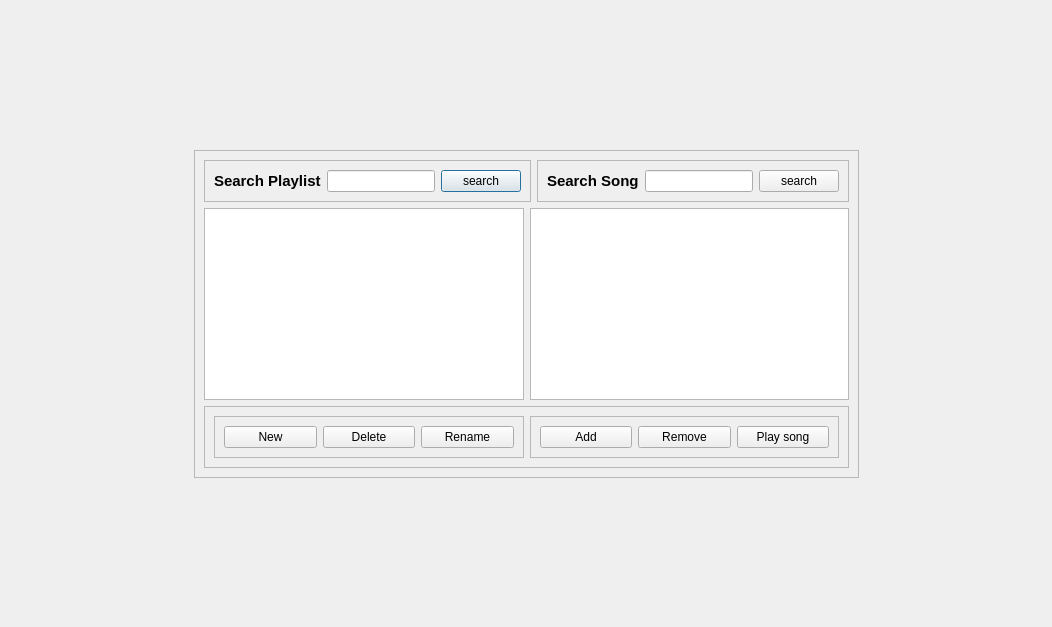
Avesta85/JukeBox, file ui/playlistmanagmentdialog.ui: the form before one commit.
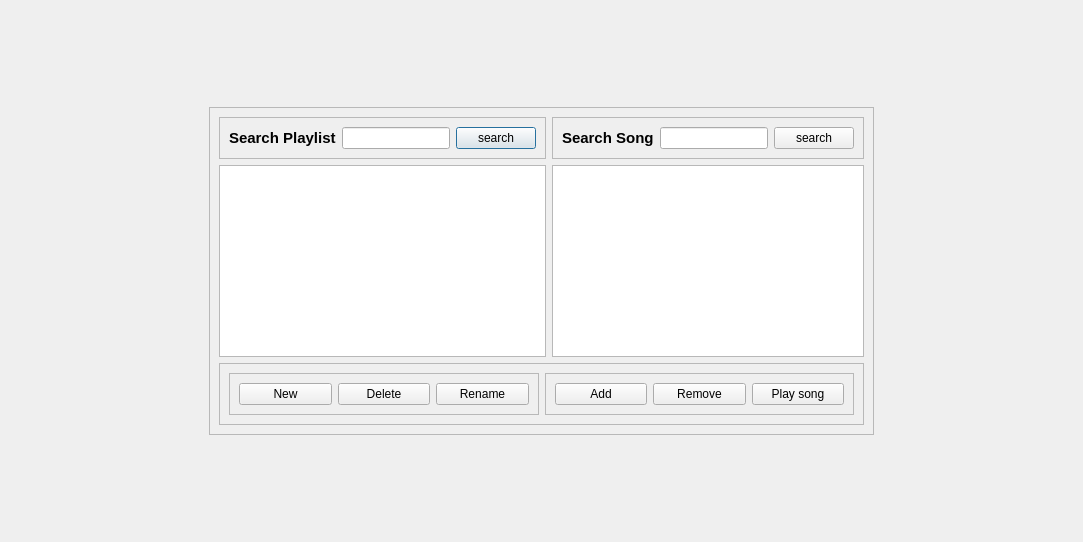
The form after the commit.

```diff
--- a/ui/playlistmanagmentdialog.ui
+++ b/ui/playlistmanagmentdialog.ui
@@ -6,8 +6,8 @@
    <rect>
     <x>0</x>
     <y>0</y>
-    <width>1052</width>
-    <height>627</height>
+    <width>1083</width>
+    <height>542</height>
    </rect>
   </property>
   <property name="windowTitle">
@@ -62,11 +62,13 @@
       <enum>QFrame::Shadow::Raised</enum>
      </property>
      <layout class="QGridLayout" name="gridLayout_3">
-      <item row="0" column="0">
+      <item row="1" column="0">
+       <layout class="QVBoxLayout" name="verticalLayout_3">
+        <item>
+         <layout class="QHBoxLayout" name="horizontalLayout">
+          <item>
        <layout class="QVBoxLayout" name="verticalLayout">
         <item>
-         <layout class="QHBoxLayout" name="horizontalLayout_7">
-          <item>
            <widget class="QFrame" name="frame_4">
             <property name="frameShape">
              <enum>QFrame::Shape::StyledPanel</enum>
@@ -75,7 +77,7 @@
              <enum>QFrame::Shadow::Raised</enum>
             </property>
             <layout class="QGridLayout" name="gridLayout">
-             <item row="0" column="0">
+               <item row="1" column="0">
               <layout class="QHBoxLayout" name="horizontalLayout_3">
                <item>
                 <widget class="QLabel" name="label">
@@ -100,6 +102,13 @@
            </widget>
           </item>
           <item>
+             <widget class="QListWidget" name="listWidget_playlists_name"/>
+            </item>
+           </layout>
+          </item>
+          <item>
+           <layout class="QVBoxLayout" name="verticalLayout_2">
+            <item>
            <widget class="QFrame" name="frame_5">
             <property name="frameShape">
              <enum>QFrame::Shape::StyledPanel</enum>
@@ -132,18 +141,13 @@
             </layout>
            </widget>
           </item>
-         </layout>
-        </item>
-        <item>
-         <layout class="QHBoxLayout" name="horizontalLayout">
-          <item>
-           <widget class="QListWidget" name="listWidget_playlists_name"/>
-          </item>
           <item>
            <widget class="QTableWidget" name="tableWidget_songs_name"/>
           </item>
          </layout>
         </item>
+         </layout>
+        </item>
         <item>
          <widget class="QFrame" name="frame_3">
           <property name="frameShape">
```
Left out of the diff: 52 changed lines with no effect on the pictures. Lines whose indentation alone changed are shown as unchanged.
